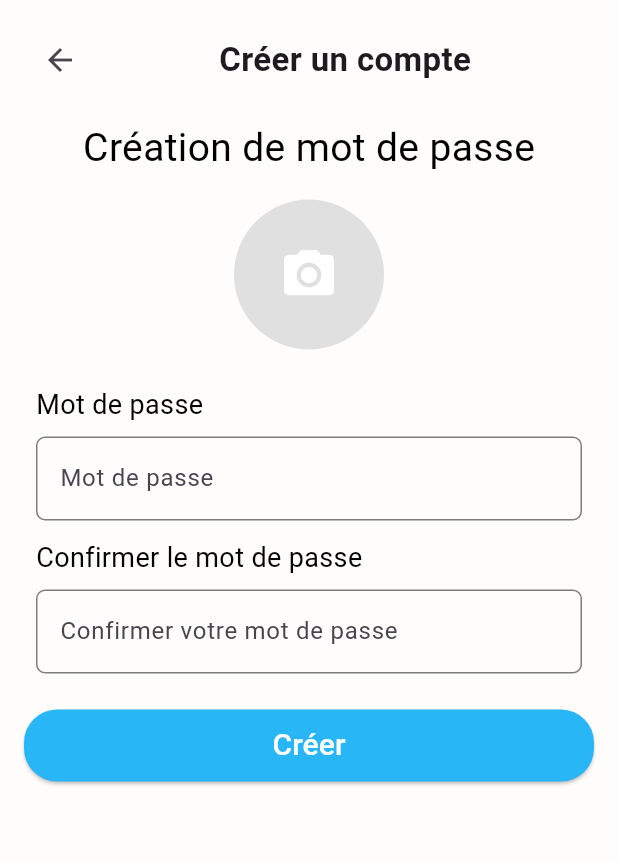
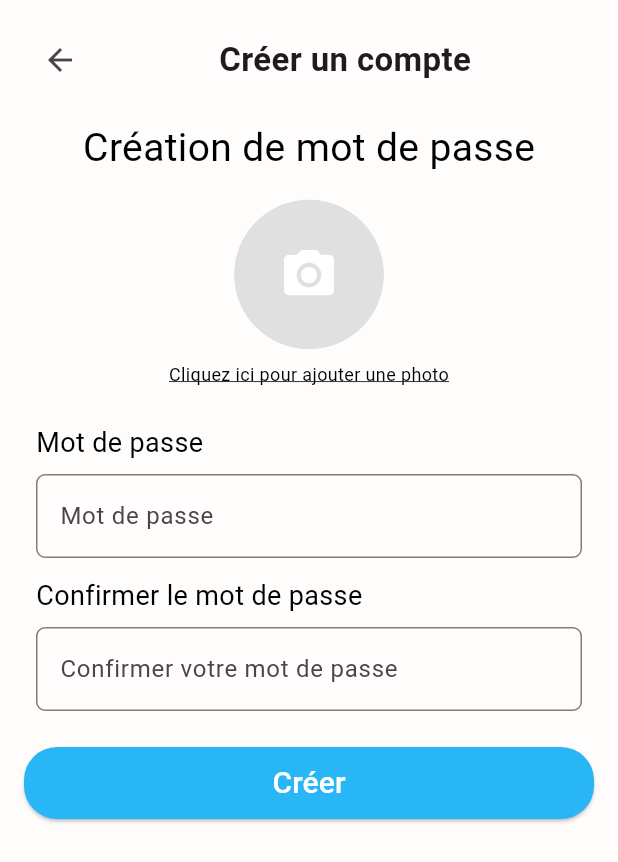
Before and after one commit to smallziz18/Niaxtu_mobile, a Flutter app: the MotDePasseScreen screen opened by its route, on a phone screen of 412 x 824 dp. Shown: the top 862 px of the screen. Run offline on Flutter 3.47's test engine with Material 3 defaults, Android fonts, the phone set to English and light mode, and no system bars; our stand-ins replace cached_network_image, flutter_rating_bar, flutter_svg, image_picker, pin_code_fields, smooth_page_indicator; Roboto replaces fonts that are missing (Book Antiqua).

Commit message:
modif_avatar

```diff
--- a/lib/presentation/mot_de_passe_screen/mot_de_passe_screen.dart
+++ b/lib/presentation/mot_de_passe_screen/mot_de_passe_screen.dart
@@ -78,8 +78,8 @@ class _MotDePasseScreenState extends State<MotDePasseScreen> {
           },
         ),
         Expanded(
-          child: Center(
-            child: const Text(
+          child: const Center(
+            child: Text(
               "Créer un compte",
               style: TextStyle(
                 fontSize: 22,
@@ -92,10 +92,14 @@ class _MotDePasseScreenState extends State<MotDePasseScreen> {
     );
   }
 
-  /// Widget pour le sélecteur d'image de profil
+  /// Widget pour le sélecteur d'image de profil avec texte indicatif cliquable
   Widget _buildProfileImagePicker() {
     return GestureDetector(
       onTap: _pickImage,
+      child: Column(
+        children: [
+          ClipOval(
+            // Pour découper les débordements à l'intérieur de l'avatar
             child: CircleAvatar(
               radius: 50,
               backgroundColor: Colors.grey[300],
@@ -108,6 +112,23 @@ class _MotDePasseScreenState extends State<MotDePasseScreen> {
                       color: Colors.white,
                     )
                   : null,
+            ),
+          ),
+          const SizedBox(height: 8),
+          GestureDetector(
+            onTap: _pickImage,
+            child: Text(
+              _profileImage == null ? "Cliquez ici pour ajouter une photo" : "",
+              textAlign: TextAlign.center,
+              style: const TextStyle(
+                color: Colors.black,
+                fontSize: 12,
+                decoration: TextDecoration
+                    .underline, // Ajout d'une décoration pour indiquer un lien
+              ),
+            ),
+          ),
+        ],
       ),
     );
   }
```
Lines whose indentation alone changed are shown as unchanged.
